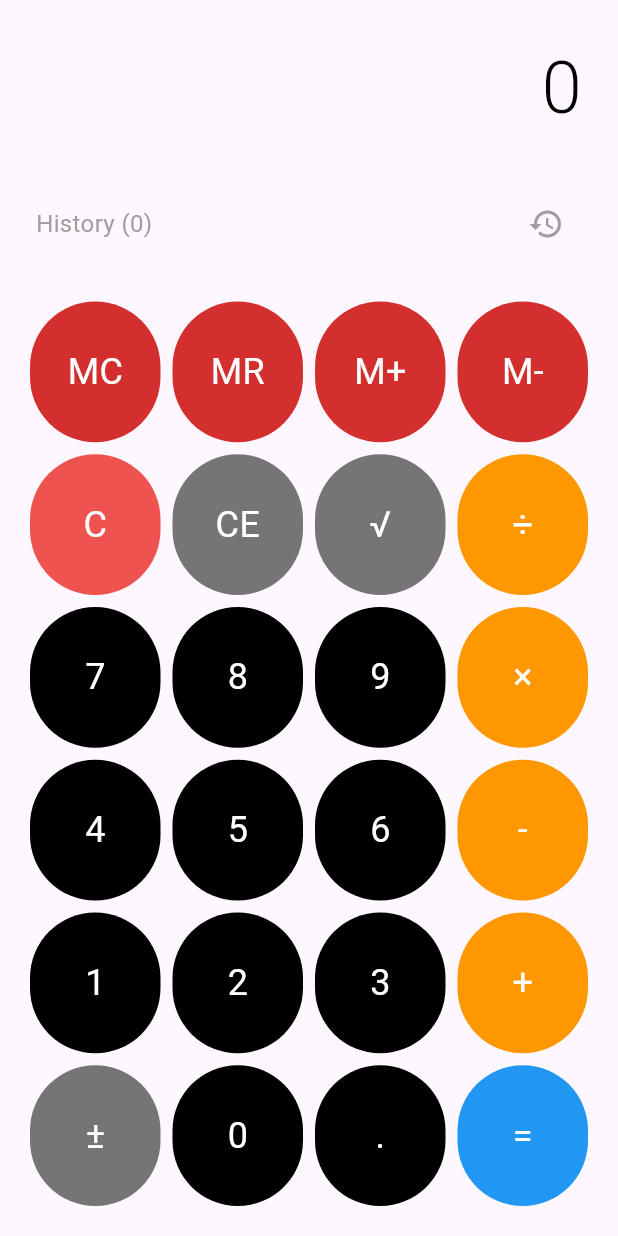
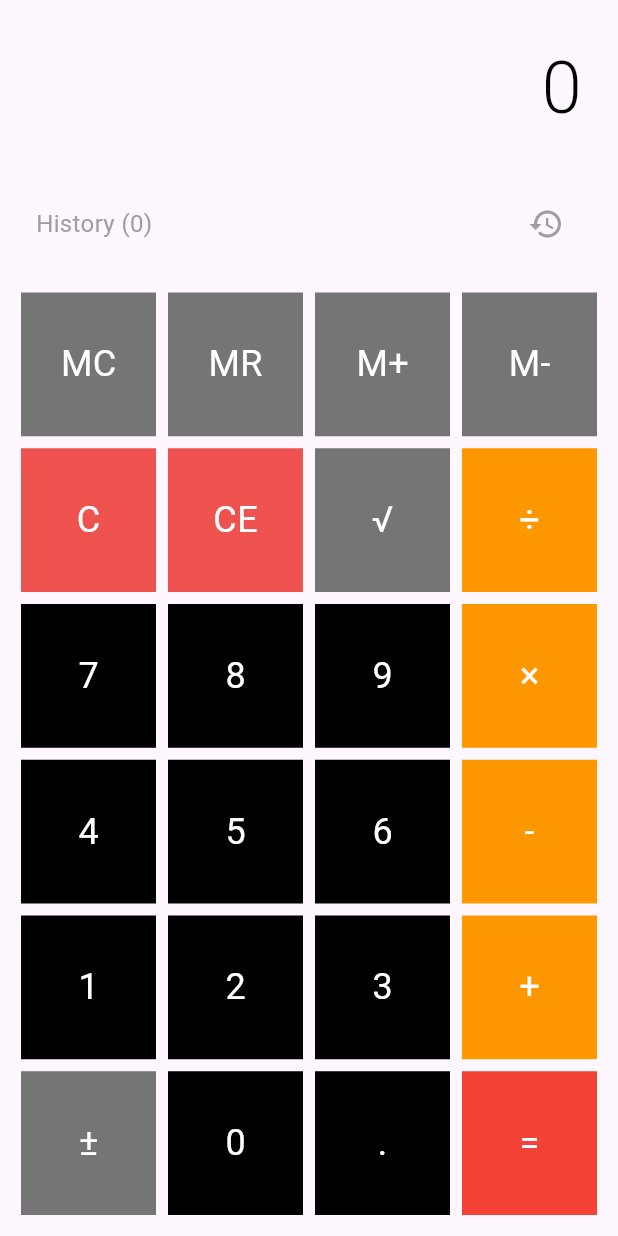
Before and after one commit to Ahmadsaniliman/calculator, a Flutter app: the screen it shows after launch, on a phone screen of 412 x 824 dp. Run offline on Flutter 3.47's test engine with Material 3 defaults, Android fonts, the phone set to English and light mode, and no system bars.

Commit message:
calculator

```diff
--- a/lib/calculator.dart
+++ b/lib/calculator.dart
@@ -26,11 +26,7 @@ class _CalculatorAppState extends State<CalculatorApp> {
 
   final List<List<CalculatorButton>> _buttonLayout = [
     [
-      const CalculatorButton(
-        text: "MC",
-        value: "MC",
-        type: ButtonType.memory,
-      ),
+      const CalculatorButton(text: "MC", value: "MC", type: ButtonType.memory),
       const CalculatorButton(text: "MR", value: "MR", type: ButtonType.memory),
       const CalculatorButton(text: "M+", value: "M+", type: ButtonType.memory),
       const CalculatorButton(text: "M-", value: "M-", type: ButtonType.memory),
@@ -41,7 +37,11 @@ class _CalculatorAppState extends State<CalculatorApp> {
           value: "C",
           type: ButtonType.utility,
           color: Colors.red[400]),
-      const CalculatorButton(text: "CE", value: "CE", type: ButtonType.utility),
+      CalculatorButton(
+          text: "CE",
+          value: "CE",
+          type: ButtonType.utility,
+          color: Colors.red[400]),
       const CalculatorButton(text: "√", value: "√", type: ButtonType.function),
       const CalculatorButton(
           text: "÷",
@@ -87,7 +87,7 @@ class _CalculatorAppState extends State<CalculatorApp> {
           text: "=",
           value: "=",
           type: ButtonType.operation,
-          color: Colors.blue),
+          color: Colors.red),
     ],
   ];
 
@@ -97,13 +97,8 @@ class _CalculatorAppState extends State<CalculatorApp> {
       body: SafeArea(
         child: Column(
           children: [
-            // Display area
             _buildDisplay(),
-
-            // History toggle
             _buildHistoryToggle(),
-
-            // Calculator buttons or history
             Expanded(
               child: _showHistory ? _buildHistory() : _buildButtonGrid(),
             ),
@@ -120,7 +115,6 @@ class _CalculatorAppState extends State<CalculatorApp> {
       child: Column(
         crossAxisAlignment: CrossAxisAlignment.end,
         children: [
-          // Main display
           SizedBox(
             width: double.infinity,
             child: Text(
@@ -168,7 +162,7 @@ class _CalculatorAppState extends State<CalculatorApp> {
 
   Widget _buildButtonGrid() {
     return Container(
-      padding: const EdgeInsets.all(16),
+      padding: const EdgeInsets.all(10),
       child: Column(
         children: _buttonLayout.map((row) {
           return Expanded(
@@ -191,16 +185,13 @@ class _CalculatorAppState extends State<CalculatorApp> {
     return Container(
       margin: const EdgeInsets.all(4),
       child: Material(
-        color: Colors.transparent,
         child: InkWell(
           onTap: () => _handleButtonPress(button.value),
-          borderRadius: BorderRadius.circular(50),
           child: Container(
             decoration: BoxDecoration(
               color: isPressed
                   ? Colors.white
                   : button.color ?? _getDefaultButtonColor(button.type),
-              borderRadius: BorderRadius.circular(50),
               border:
                   isPressed ? Border.all(color: Colors.orange, width: 2) : null,
             ),
@@ -231,25 +222,11 @@ class _CalculatorAppState extends State<CalculatorApp> {
       case ButtonType.function:
         return Colors.grey[600]!;
       case ButtonType.memory:
-        return Colors.red[700]!;
+        return Colors.grey[600]!;
       case ButtonType.utility:
         return Colors.grey[600]!;
     }
   }
-//   Color _getDefaultButtonColor(ButtonType type) {
-//     switch (type) {
-//       case ButtonType.number:
-//         return Colors.grey[800]!;
-//       case ButtonType.operation:
-//         return Colors.orange;
-//       case ButtonType.function:
-//         return Colors.grey[600]!;
-//       case ButtonType.memory:
-//         return Colors.blue[700]!;
-//       case ButtonType.utility:
-//         return Colors.grey[600]!;
-//     }
-//   }
 
   Color _getDefaultTextColor(ButtonType type) {
     switch (type) {
```
